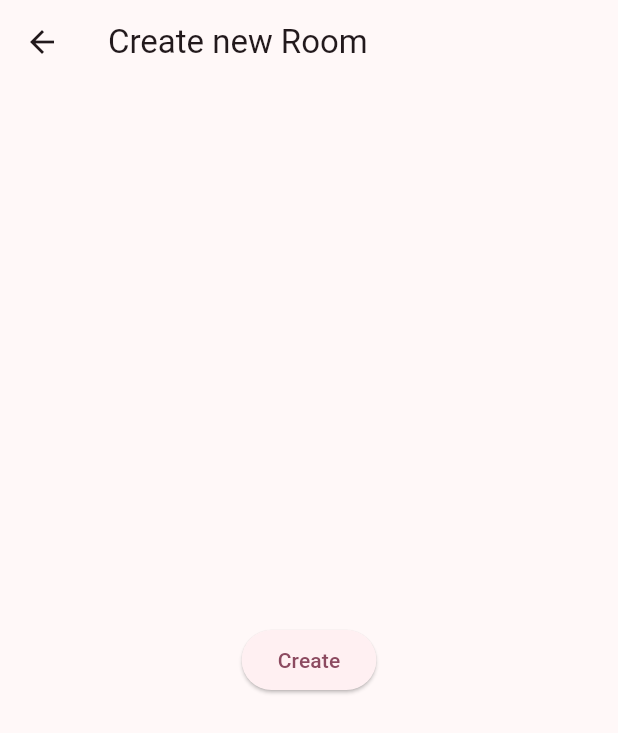
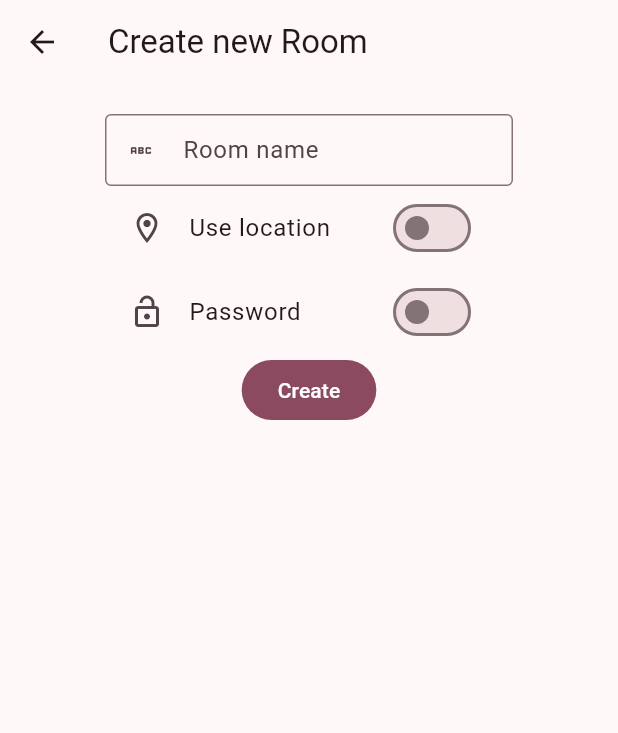
Before and after one commit to SushiRoom/app, a Flutter app: the CreatePage screen opened by its route, on a phone screen of 412 x 824 dp. Shown: the top 733 px of the screen. Run offline on Flutter 3.47's test engine with Material 2 defaults, Android fonts, the phone set to English and light mode, and no system bars; drawn by our look-alikes of dynamic_color; our stand-ins replace animated_theme_switcher, device_info_plus, firebase_auth, firebase_core, firebase_database, get and 5 more; missing offline and left inert: app_settings, mobile_scanner; accounts and stored records are empty; generated files the repository leaves out were written again; network calls fail; statements that could not run were skipped.

Commit message:
Made create room

```diff
--- a/lib/ui/pages/create.dart
+++ b/lib/ui/pages/create.dart
@@ -15,10 +15,17 @@ class _CreatePageState extends State<CreatePage> {
   RoomsAPI roomsAPI = RoomsAPI();
   String uid = FirebaseAuth.instance.currentUser!.uid;
 
+  // Room params
+  String roomName = '';
+  bool usesLocation = false;
+  bool usesPassword = false;
+  String password = '';
+
   createNewRoom() async {
     Room room = Room(
-      name: 'Test Room',
-      usesLocation: false,
+      name: roomName,
+      usesLocation: usesLocation,
+      password: usesPassword ? password : null,
       creator: uid,
     );
 
@@ -34,10 +41,62 @@ class _CreatePageState extends State<CreatePage> {
       appBar: AppBar(
         title: const Text('Create new Room'),
       ),
-      body: Center(
-        child: ElevatedButton(
-          onPressed: createNewRoom,
-          child: const Text('Create'),
+      body: Padding(
+        padding: const EdgeInsets.symmetric(horizontal: 70.0, vertical: 20.0),
+        child: Column(
+          children: [
+            TextField(
+              onChanged: (String value) {
+                setState(() {
+                  roomName = value;
+                });
+              },
+              // show me all possibles decoration objects
+              decoration: const InputDecoration(
+                border: OutlineInputBorder(),
+                isDense: true,
+                labelText: 'Room name',
+                prefixIcon: Padding(padding: EdgeInsets.all(15), child: Icon(Icons.abc)),
+              ),
+            ),
+            SwitchListTile(
+                value: usesLocation,
+                onChanged: (value) {
+                  setState(() {
+                    usesLocation = value;
+                  });
+                },
+                secondary: const Icon(Icons.location_on_outlined),
+                title: const Text("Use location")),
+            SwitchListTile(
+                value: usesPassword,
+                onChanged: (value) {
+                  setState(() {
+                    usesPassword = value;
+                  });
+                },
+                secondary: usesPassword ? const Icon(Icons.lock_outline) : const Icon(Icons.lock_open_outlined),
+                title: const Text("Password")),
+            usesPassword
+                ? TextField(
+                    onChanged: (String value) {
+                      setState(() {
+                        password = value;
+                      });
+                    },
+                    decoration: const InputDecoration(
+                      labelText: 'Password',
+                      border: OutlineInputBorder(),
+                      isDense: true,
+                      prefixIcon: Padding(padding: EdgeInsets.all(15), child: Icon(Icons.password)),
+                    ),
+                  )
+                : const SizedBox.shrink(),
+            FilledButton(
+              onPressed: createNewRoom,
+              child: const Text('Create'),
+            ),
+          ],
         ),
       ),
     );
--- a/lib/ui/pages/room.dart
+++ b/lib/ui/pages/room.dart
@@ -59,6 +59,8 @@ class _RoomPageState extends State<RoomPage> {
     await roomsAPI.addUser(roomId, user);
   }
 
+
+
   @override
   Widget build(BuildContext context) {
     return Scaffold(
@@ -68,7 +70,7 @@ class _RoomPageState extends State<RoomPage> {
           QrImageView(
             data: widget.roomId,
             backgroundColor: Colors.white,
-            size: 200,
+            size: 90,
           ),
           StreamBuilder(
             stream: FirebaseDatabase.instance.ref().child('rooms').child(widget.roomId).onValue,
@@ -78,10 +80,10 @@ class _RoomPageState extends State<RoomPage> {
                 Room room = Room.fromJson(roomData);
 
                 return Column(
+                  mainAxisAlignment: MainAxisAlignment.start,
                   children: [
-                    Center(
-                      child: Text(room.name),
-                    ),
+                    Text("Room name: ${room.name}"),
+                    Text("Partecipants: ${room.users.length}"),
                     for (var user in room.users) Text(user.name),
                   ],
                 );
```
